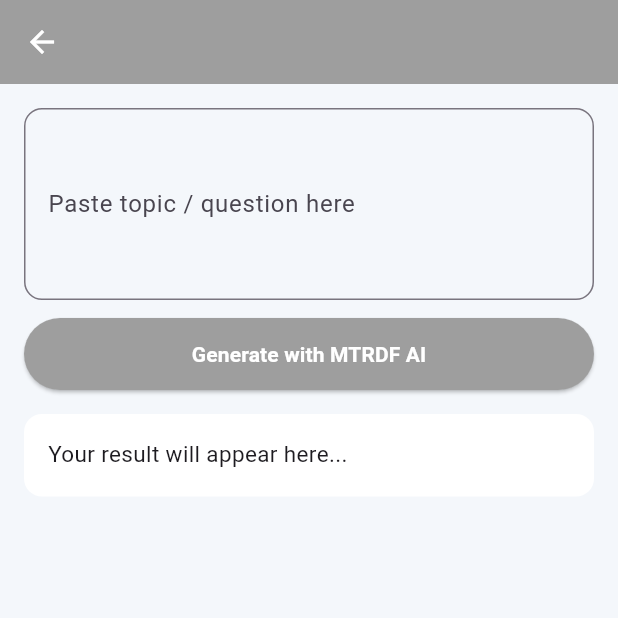
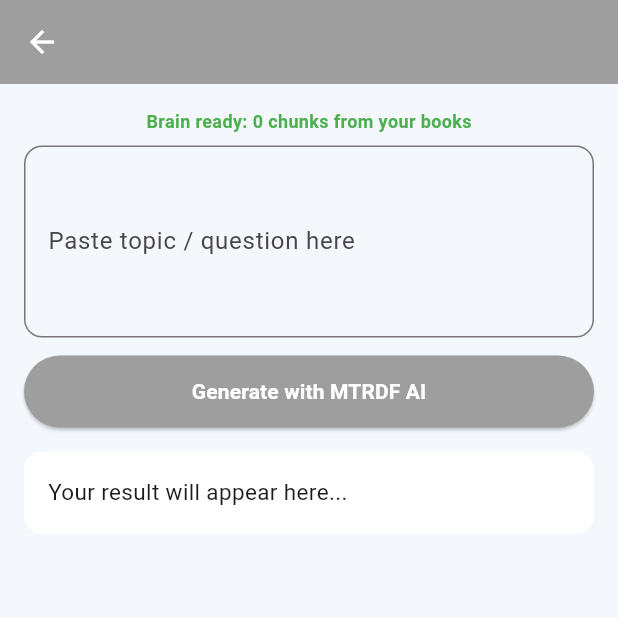
Before and after one commit to mugulithomas93-oss/mtrdf-2026-ai, a Flutter app: the AITaskScreen screen opened directly with empty values, on a phone screen of 412 x 824 dp, the top half of it. Run offline on Flutter 3.47's test engine with Material 3 defaults, Android fonts, the phone set to English and light mode, and no system bars; our stand-ins replace file_picker, image_picker.

Commit message:
Update main.dart

```diff
--- a/lib/main.dart
+++ b/lib/main.dart
@@ -1,6 +1,7 @@
 import 'package:flutter/material.dart';
 import 'package:file_picker/file_picker.dart';
 import 'package:image_picker/image_picker.dart';
+import 'brain_search.dart';
 
 void main() => runApp(const MTRDFAIApp());
 
@@ -39,7 +40,7 @@ class SplashScreen extends StatelessWidget {
           const Text('Ugandan Secondary School Teachers\nGeography & History', textAlign: TextAlign.center, style: TextStyle(color: Colors.grey)),
           const SizedBox(height: 16),
           Container(padding: const EdgeInsets.symmetric(horizontal: 14, vertical: 6), decoration: BoxDecoration(color: const Color(0xFFE3F2FD), borderRadius: BorderRadius.circular(20)),
-            child: const Text('Be Loved • Be Respected • Be Successful', style: TextStyle(color: Color(0xFF1A4D8F), fontWeight: FontWeight.bold))),
+            child: const Text('Be Loved • Be Respected • Be Successful', style: const TextStyle(color: Color(0xFF1A4D8F), fontWeight: FontWeight.bold))),
           const Spacer(),
           Container(padding: const EdgeInsets.all(16), decoration: BoxDecoration(color: Colors.white, borderRadius: BorderRadius.circular(20), boxShadow: [BoxShadow(color: Colors.black.withOpacity(0.08), blurRadius: 10)]),
             child: Column(children: [
@@ -195,6 +196,17 @@ class AITaskScreen extends StatefulWidget {
 class _AITaskScreenState extends State<AITaskScreen> {
   final inputController = TextEditingController();
   String output = ''; bool loading = false;
+  String brainStatus = 'Loading MTRDF Brain...';
+
+  @override
+  void initState() {
+    super.initState();
+    BrainSearch.load().then((_) {
+      setState(() {
+        brainStatus = 'Brain ready: ${BrainSearch.totalChunks} chunks from your books';
+      });
+    });
+  }
 
   String generate(String title, String input) {
     final low = input.toLowerCase();
@@ -238,10 +250,12 @@ class _AITaskScreenState extends State<AITaskScreen> {
     return Scaffold(appBar: AppBar(title: Text(widget.title), backgroundColor: widget.color, foregroundColor: Colors.white),
       body: Padding(padding: const EdgeInsets.all(16),
         child: Column(children: [
+          Text(brainStatus, style: const TextStyle(fontSize: 12, color: Colors.green, fontWeight: FontWeight.bold)),
+          const SizedBox(height: 8),
           TextField(controller: inputController, maxLines: 4, decoration: InputDecoration(labelText: 'Paste topic / question here', hintText: 'e.g. Ways of studying geography', border: OutlineInputBorder(borderRadius: BorderRadius.circular(12)))),
           const SizedBox(height: 12),
           SizedBox(width: double.infinity, child: ElevatedButton(style: ElevatedButton.styleFrom(backgroundColor: widget.color, padding: const EdgeInsets.symmetric(vertical: 14)),
-            onPressed: () { setState(() => loading = true); Future.delayed(const Duration(seconds: 1), () { setState(() { output = generate(widget.title, inputController.text); loading = false; }); }); },
+            onPressed: () { setState(() => loading = true); Future.delayed(const Duration(seconds: 1), () { setState(() { final brain = BrainSearch.buildContext(inputController.text); output = generate(widget.title, inputController.text) + '\n\n--- FROM YOUR MTRDF BOOKS ---\n' + brain; loading = false; }); }); },
             child: loading ? const CircularProgressIndicator(color: Colors.white) : const Text('Generate with MTRDF AI', style: TextStyle(color: Colors.white, fontWeight: FontWeight.bold)))),
           const SizedBox(height: 16),
           Expanded(child: SingleChildScrollView(child: Container(width: double.infinity, padding: const EdgeInsets.all(16), decoration: BoxDecoration(color: Colors.white, borderRadius: BorderRadius.circular(12)), child: Text(output.isEmpty ? 'Your result will appear here...' : output, style: const TextStyle(fontSize: 15, height: 1.5))))),
```
